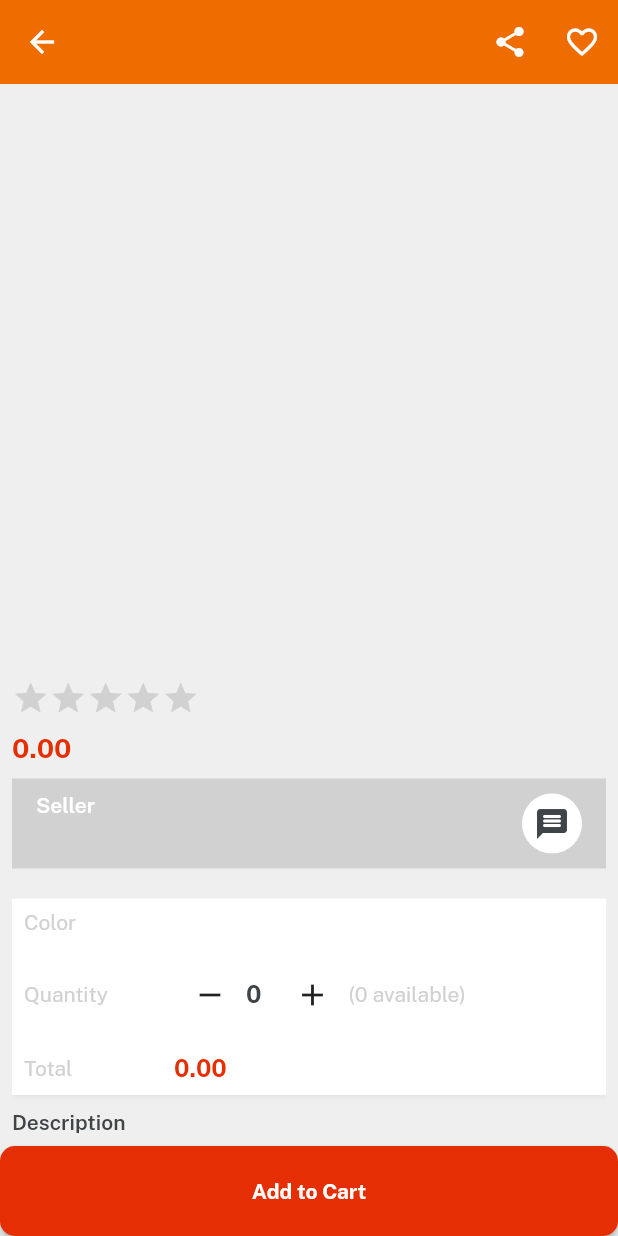
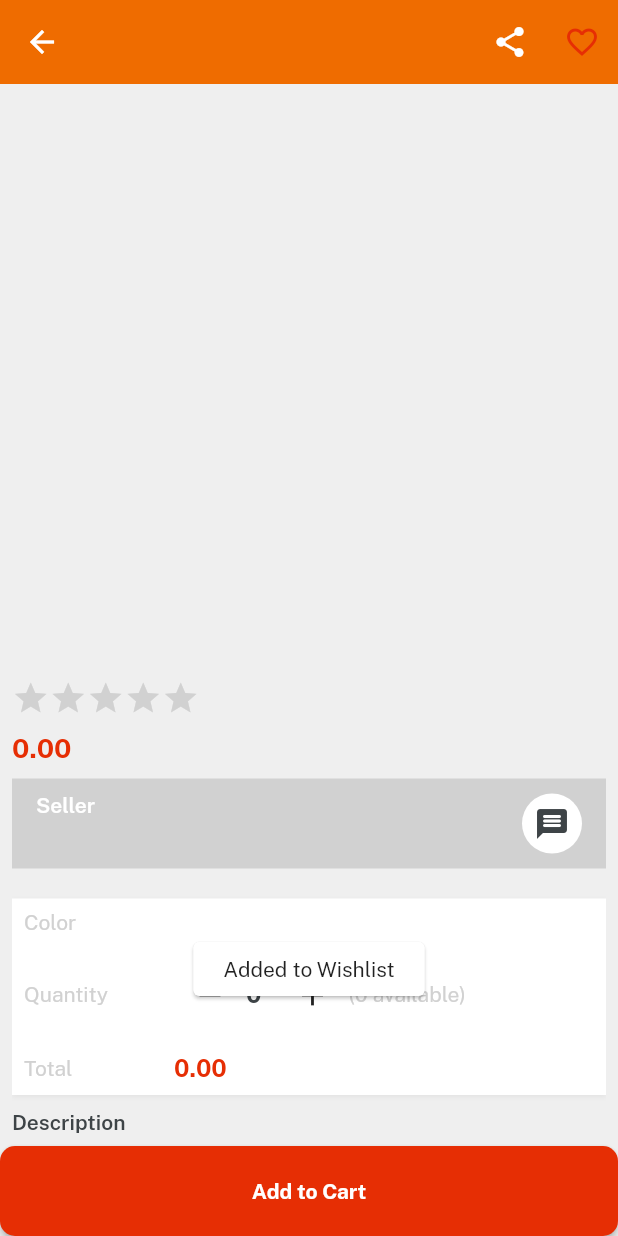
Before and after one commit to salmanulfarisi/business_empire, a Flutter app: the ItemDetails screen opened directly with empty values, after a tap on the "favorite outline" icon, on a phone screen of 412 x 824 dp. Run offline on Flutter 3.47's test engine with Material 2 defaults, Android fonts, the phone set to English and light mode, and no system bars; drawn by our look-alikes of velocity_x; our stand-ins replace cached_network_image, cloud_firestore, dotted_border, firebase_auth, firebase_core, firebase_storage and 8 more; missing offline and left inert: awesome_card; accounts and stored records are empty; network calls fail.

Commit message:
added to wishlist done

```diff
--- a/lib/screen/wholesale/shop/controller/product_controller.dart
+++ b/lib/screen/wholesale/shop/controller/product_controller.dart
@@ -1,6 +1,7 @@
 import 'package:business_empire/screen/wholesale/shop/model/category_model.dart';
 import 'package:business_empire/screen/wholesale/shop/widgets/consts.dart';
 import 'package:business_empire/utils/firebase_consts.dart';
+import 'package:cloud_firestore/cloud_firestore.dart';
 import 'package:flutter/services.dart';
 import 'package:get/get.dart';
 
@@ -8,6 +9,8 @@ class ProductController extends GetxController {
   var quantity = 0.obs;
   var colorIndex = 0.obs;
   var totalPrice = 0.obs;
+
+  var isFav = false.obs;
   var subcat = [];
   getSubCategories(title) async {
     subcat.clear();
@@ -61,5 +64,27 @@ class ProductController extends GetxController {
     totalPrice.value = 0;
   }
 
-  addToWishList() async {}
+  addToWishList(docId, context) async {
+    await firestore.collection(productCollection).doc(docId).set({
+      'p_whishlist': FieldValue.arrayUnion([currentUser!.uid])
+    }, SetOptions(merge: true));
+    isFav(true);
+    VxToast.show(context, msg: "Added to Wishlist");
+  }
+
+  removeFromWishlist(docId, context) async {
+    await firestore.collection(productCollection).doc(docId).set({
+      'p_whishlist': FieldValue.arrayRemove([currentUser!.uid])
+    }, SetOptions(merge: true));
+    isFav(false);
+    VxToast.show(context, msg: "Removed from Wishlist");
+  }
+
+  checkIfFav(data) async {
+    if (data['p_whishlist'].contains(currentUser!.uid)) {
+      isFav(true);
+    } else {
+      isFav(false);
+    }
+  }
 }
--- a/lib/screen/wholesale/shop/view/category/category_details.dart
+++ b/lib/screen/wholesale/shop/view/category/category_details.dart
@@ -108,6 +108,7 @@ class CategoryDetails extends StatelessWidget {
                                 .padding(const EdgeInsets.all(12))
                                 .make()
                                 .onTap(() {
+                              controller.checkIfFav(data[index]);
                               Get.to(() => ItemDetails(
                                     title: "${data[index]['p_name']}",
                                     data: data[index],
--- a/lib/screen/wholesale/shop/view/category/item_details.dart
+++ b/lib/screen/wholesale/shop/view/category/item_details.dart
@@ -36,9 +36,20 @@ class ItemDetails extends StatelessWidget {
               onPressed: () {},
               icon: const Icon(Icons.share),
             ),
-            IconButton(
-              onPressed: () {},
-              icon: const Icon(Icons.favorite_outline),
+            Obx(
+              () => IconButton(
+                onPressed: () {
+                  if (controller.isFav.value) {
+                    controller.removeFromWishlist(data.id, context);
+                  } else {
+                    controller.addToWishList(data.id, context);
+                  }
+                },
+                icon: Icon(
+                  Icons.favorite_outline,
+                  color: controller.isFav.value ? redColor : darkFontGrey,
+                ),
+              ),
             ),
           ],
         ),
```
